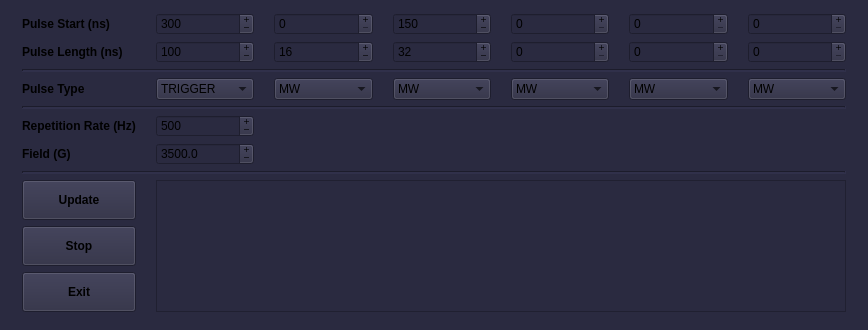
Above: atomize/control_center/gui/pulse_main_window.ui from Anatoly1010/Atomize_NIOCH before the change. Below: the same form after it.
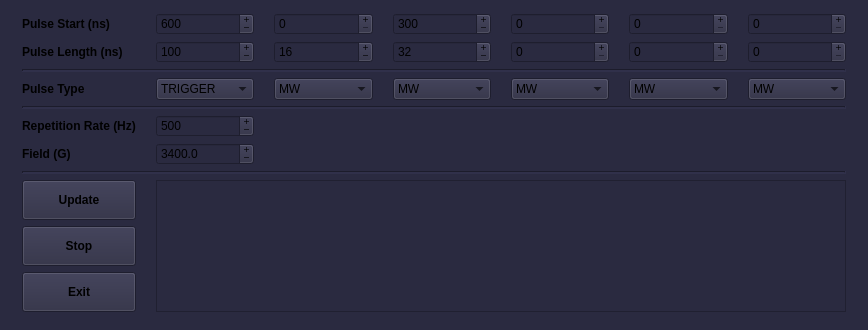
That is the form after the change.

```diff
--- a/atomize/control_center/gui/pulse_main_window.ui
+++ b/atomize/control_center/gui/pulse_main_window.ui
@@ -180,7 +180,7 @@
          <number>2</number>
         </property>
         <property name="value">
-         <number>300</number>
+         <number>600</number>
         </property>
        </widget>
       </item>
@@ -209,7 +209,7 @@
          <number>2</number>
         </property>
         <property name="value">
-         <number>150</number>
+         <number>300</number>
         </property>
        </widget>
       </item>
@@ -404,7 +404,7 @@
          <double>0.500000000000000</double>
         </property>
         <property name="value">
-         <double>3500.000000000000000</double>
+         <double>3400.000000000000000</double>
         </property>
        </widget>
       </item>
```
